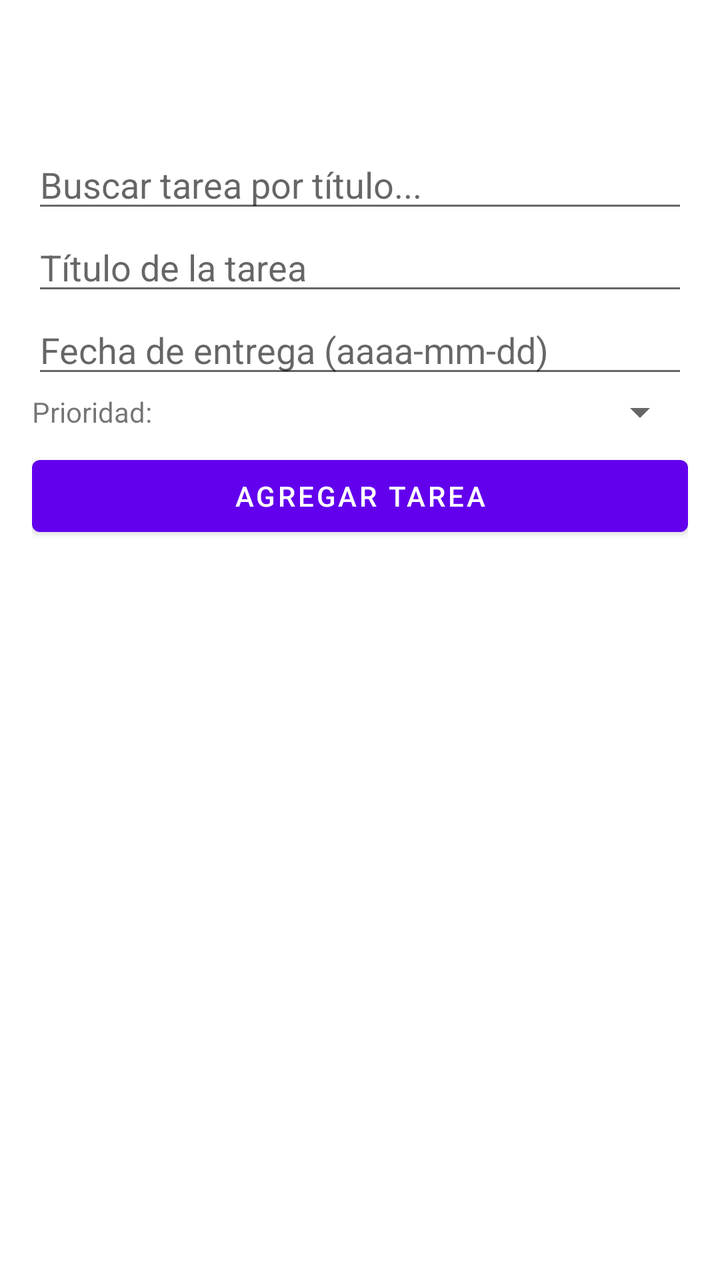
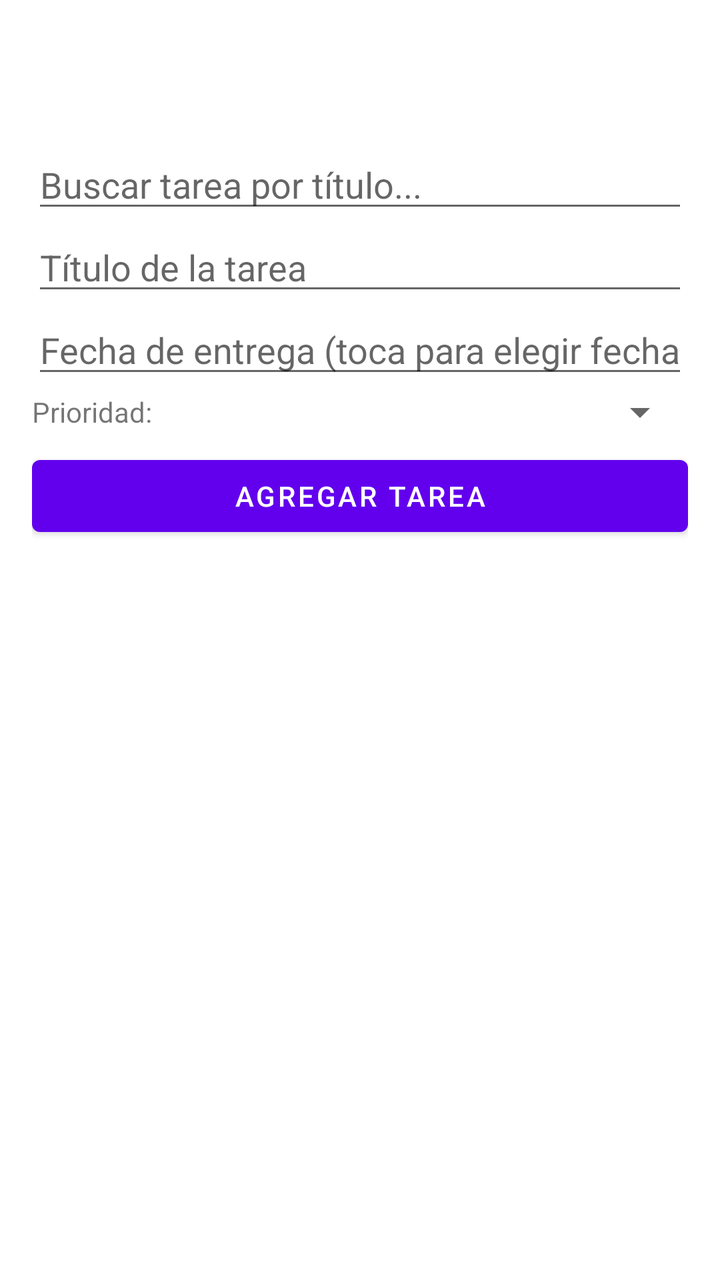

Screens rendered from an Android XML layout before and after an edit, with the pre-edit source and the edit as a unified diff.
<!-- AndroidManifest.xml: application theme Theme.AgendaAcademica -->
<!-- res/layout/activity_tareas.xml -->
<?xml version="1.0" encoding="utf-8"?>
<LinearLayout xmlns:android="http://schemas.android.com/apk/res/android"
    android:layout_width="match_parent"
    android:layout_height="match_parent"
    android:orientation="vertical"
    android:padding="16dp">

    
    <TextView
        android:id="@+id/tvNombreMateria"
        android:layout_width="match_parent"
        android:layout_height="wrap_content"
        android:textColor="@color/purple_700"
        android:textSize="20sp"
        android:textStyle="bold" />

    <TextView
        android:id="@+id/tvResumenTareas"
        android:layout_width="match_parent"
        android:layout_height="wrap_content"
        android:layout_marginBottom="8dp"
        android:textColor="#555555"
        android:textSize="14sp" />

    
    <EditText
        android:id="@+id/etBuscarTarea"
        android:layout_width="match_parent"
        android:layout_height="wrap_content"
        android:hint="Buscar tarea por título..."
        android:inputType="text" />

    
    <EditText
        android:id="@+id/etTitulo"
        android:layout_width="match_parent"
        android:layout_height="wrap_content"
        android:hint="Título de la tarea"
        android:inputType="textCapSentences" />

    <EditText
        android:id="@+id/etFechaEntrega"
        android:layout_width="match_parent"
        android:layout_height="wrap_content"
        android:hint="Fecha de entrega (aaaa-mm-dd)"
        android:inputType="date" />

    
    <LinearLayout
        android:layout_width="match_parent"
        android:layout_height="wrap_content"
        android:gravity="center_vertical"
        android:orientation="horizontal">

        <TextView
            android:layout_width="wrap_content"
            android:layout_height="wrap_content"
            android:text="Prioridad: "
            android:textSize="14sp" />

        <Spinner
            android:id="@+id/spPrioridad"
            android:layout_width="match_parent"
            android:layout_height="wrap_content" />
    </LinearLayout>

    <Button
        android:id="@+id/btnGuardarTarea"
        android:layout_width="match_parent"
        android:layout_height="wrap_content"
        android:layout_marginTop="6dp"
        android:text="Agregar tarea" />

    
    <androidx.recyclerview.widget.RecyclerView
        android:id="@+id/rvTareas"
        android:layout_width="match_parent"
        android:layout_height="0dp"
        android:layout_marginTop="10dp"
        android:layout_weight="1" />

</LinearLayout>
<!-- resources referenced by this layout -->
<resources>
  <color name="purple_700">#FF3700B3</color>
  <style name="Theme.AgendaAcademica" parent="Theme.MaterialComponents.DayNight.DarkActionBar">
          <item name="colorPrimary">@color/purple_500</item>
          <item name="colorPrimaryVariant">@color/purple_700</item>
          <item name="colorOnPrimary">@color/white</item>
          <item name="colorSecondary">@color/teal_200</item>
          <item name="colorSecondaryVariant">@color/teal_700</item>
          <item name="colorOnSecondary">@color/black</item>
      </style>
  <color name="purple_500">#FF6200EE</color>
  <color name="white">#FFFFFFFF</color>
  <color name="teal_200">#FF03DAC5</color>
  <color name="teal_700">#FF018786</color>
  <color name="black">#FF000000</color>
</resources>

<!-- the commit's change to res/layout/activity_tareas.xml (unified diff, before → after) -->
@@ -42,7 +42,10 @@
         android:id="@+id/etFechaEntrega"
         android:layout_width="match_parent"
         android:layout_height="wrap_content"
-        android:hint="Fecha de entrega (aaaa-mm-dd)"
+        android:hint="Fecha de entrega (toca para elegir fecha)"
+        android:focusable="false"
+        android:clickable="true"
+        android:cursorVisible="false"
         android:inputType="date" />
 
     
